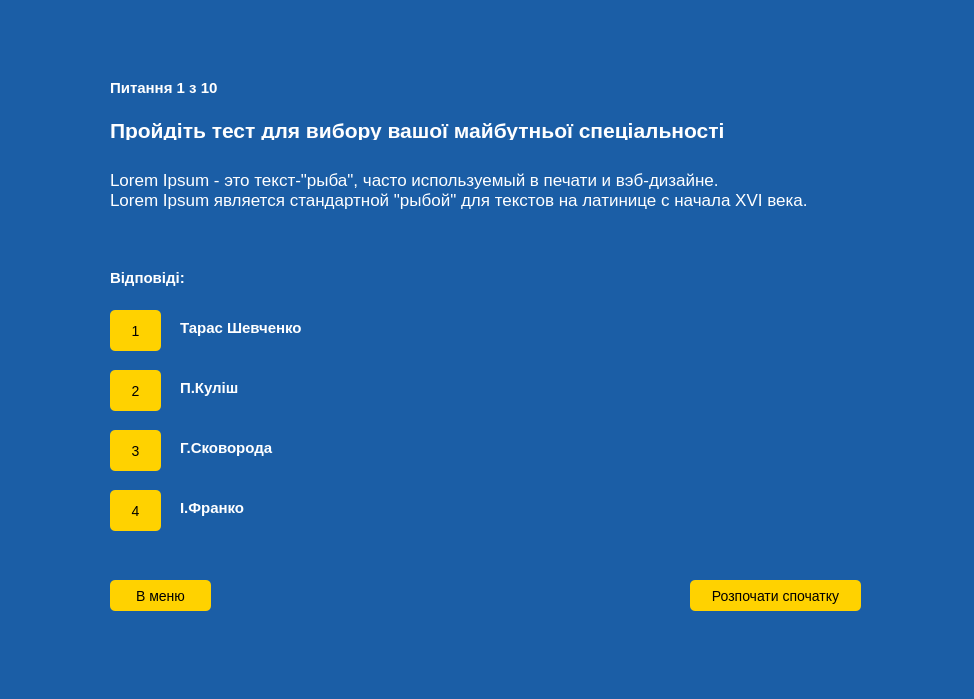
Before: the Qt Designer form testwindow.ui in admiralbub/oop_course_2020, drawn with Qt 5.
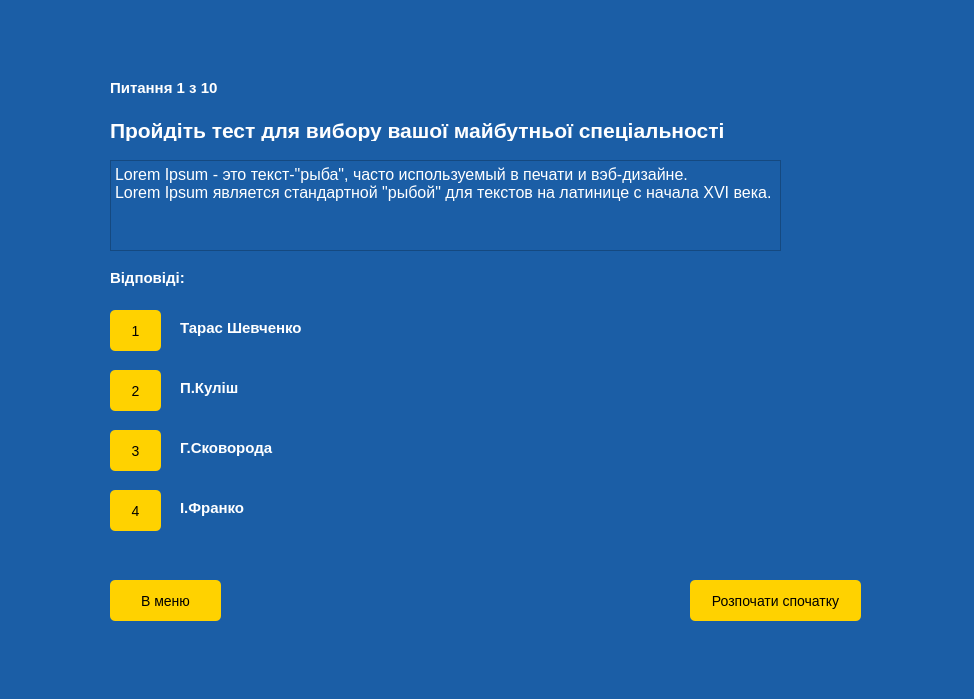
After: the same form once the commit is applied.

The edit to the form file:
```diff
--- a/testwindow.ui
+++ b/testwindow.ui
@@ -23,8 +23,8 @@
      <rect>
       <x>110</x>
       <y>580</y>
-      <width>101</width>
-      <height>31</height>
+      <width>111</width>
+      <height>41</height>
      </rect>
     </property>
     <property name="styleSheet">
@@ -104,23 +104,6 @@
      <string>Питання 1 з 10</string>
     </property>
    </widget>
-   <widget class="QLabel" name="label_3">
-    <property name="geometry">
-     <rect>
-      <x>110</x>
-      <y>140</y>
-      <width>801</width>
-      <height>101</height>
-     </rect>
-    </property>
-    <property name="styleSheet">
-     <string notr="true">font-size:16px;
-line-height:20px;</string>
-    </property>
-    <property name="text">
-     <string>&lt;html&gt;&lt;head/&gt;&lt;body&gt;&lt;p&gt;&lt;span style=&quot; font-size:13pt;&quot;&gt;Lorem Ipsum - это текст-&amp;quot;рыба&amp;quot;, часто используемый в печати и вэб-дизайне.&lt;br/&gt;Lorem Ipsum является стандартной &amp;quot;рыбой&amp;quot; для текстов на латинице с начала XVI века.&lt;/span&gt;&lt;/p&gt;&lt;/body&gt;&lt;/html&gt;</string>
-    </property>
-   </widget>
    <widget class="QLabel" name="label_4">
     <property name="geometry">
      <rect>
@@ -303,7 +286,7 @@
       <x>690</x>
       <y>580</y>
       <width>171</width>
-      <height>31</height>
+      <height>41</height>
      </rect>
     </property>
     <property name="styleSheet">
@@ -323,6 +306,23 @@
      <string>Розпочати спочатку</string>
     </property>
    </widget>
+   <widget class="QTextBrowser" name="textBrowser">
+    <property name="geometry">
+     <rect>
+      <x>110</x>
+      <y>160</y>
+      <width>671</width>
+      <height>91</height>
+     </rect>
+    </property>
+    <property name="html">
+     <string>&lt;!DOCTYPE HTML PUBLIC &quot;-//W3C//DTD HTML 4.0//EN&quot; &quot;http://www.w3.org/TR/REC-html40/strict.dtd&quot;&gt;
+&lt;html&gt;&lt;head&gt;&lt;meta name=&quot;qrichtext&quot; content=&quot;1&quot; /&gt;&lt;style type=&quot;text/css&quot;&gt;
+p, li { white-space: pre-wrap; }
+&lt;/style&gt;&lt;/head&gt;&lt;body style=&quot; font-family:'MS Shell Dlg 2'; font-size:8.25pt; font-weight:400; font-style:normal;&quot;&gt;
+&lt;p style=&quot; margin-top:0px; margin-bottom:0px; margin-left:0px; margin-right:0px; -qt-block-indent:0; text-indent:0px;&quot;&gt;&lt;span style=&quot; font-size:12pt;&quot;&gt;Lorem Ipsum - это текст-&amp;quot;рыба&amp;quot;, часто используемый в печати и вэб-дизайне.&lt;br /&gt;Lorem Ipsum является стандартной &amp;quot;рыбой&amp;quot; для текстов на латинице с начала XVI века.&lt;/span&gt;&lt;/p&gt;&lt;/body&gt;&lt;/html&gt;</string>
+    </property>
+   </widget>
   </widget>
   <widget class="QMenuBar" name="menubar">
    <property name="geometry">
```
